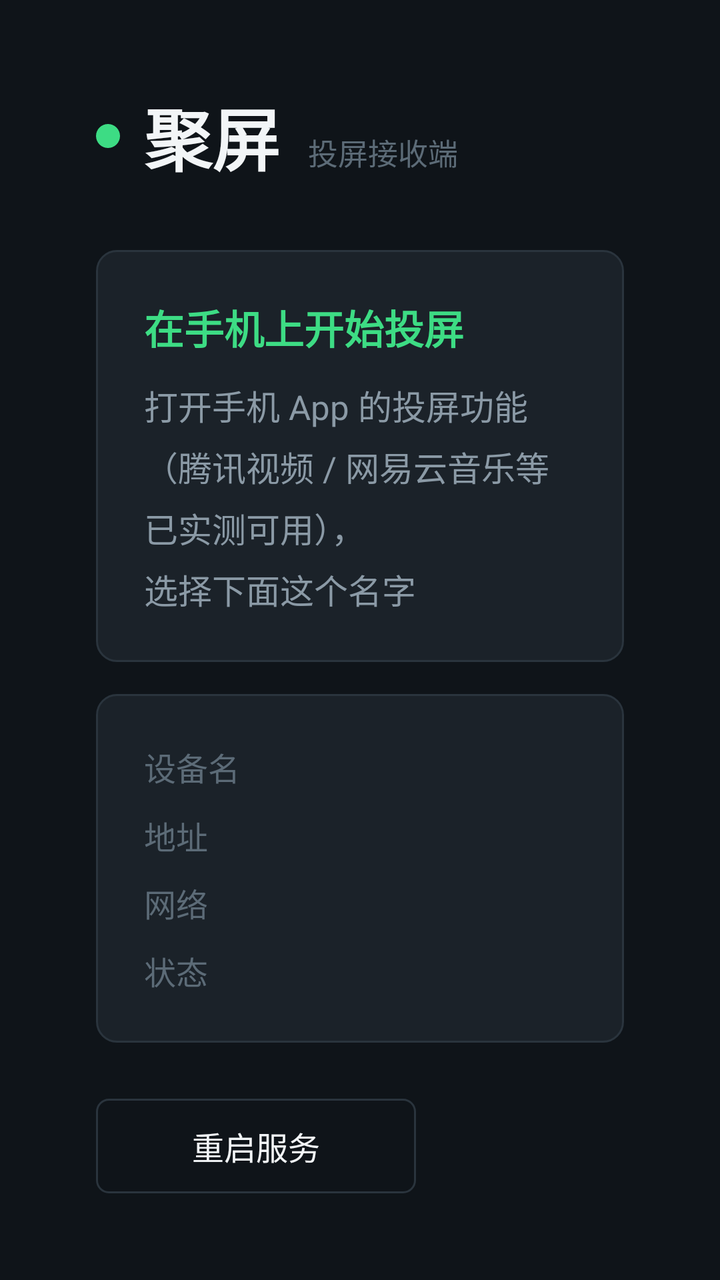
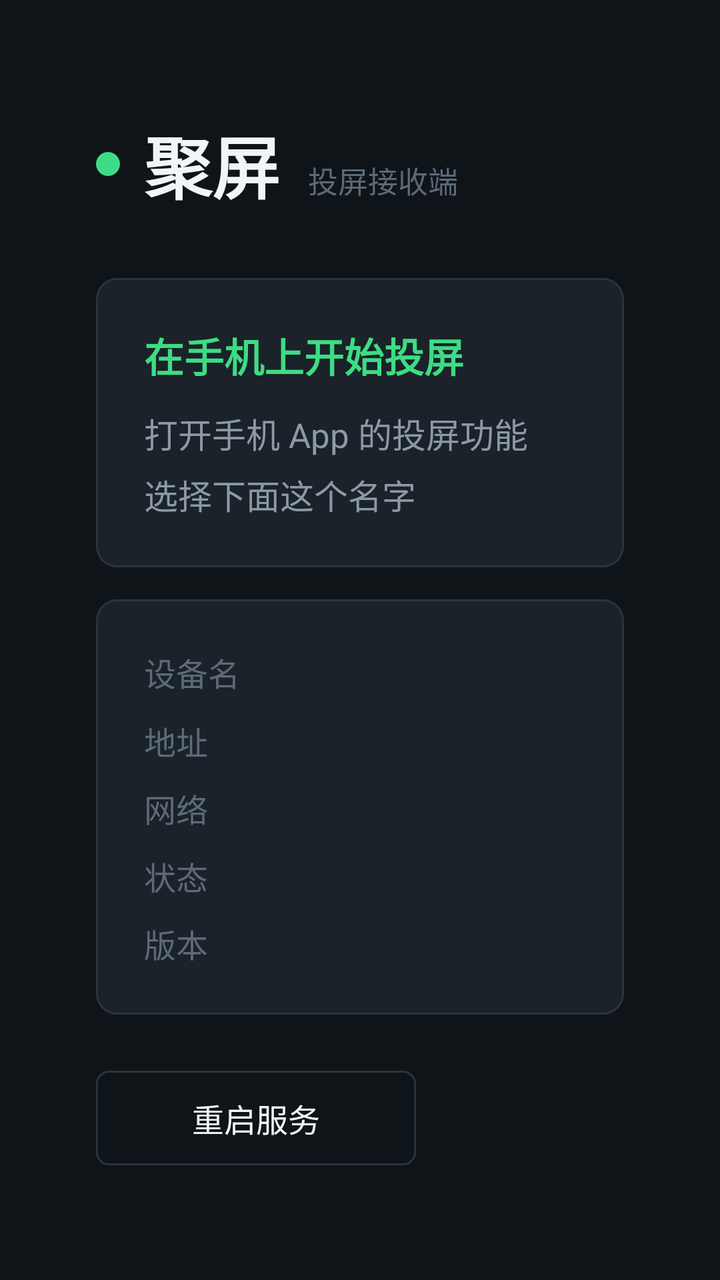

Two renders of the same Android screen: before a commit and after it. Below are the layout's source before the change and the commit's diff.
<!-- AndroidManifest.xml: application theme android:Theme.NoTitleBar.Fullscreen -->
<!-- res/layout/activity_main.xml -->
<?xml version="1.0" encoding="utf-8"?>
<FrameLayout xmlns:android="http://schemas.android.com/apk/res/android"
    android:layout_width="match_parent"
    android:layout_height="match_parent"
    android:background="@color/bg">

    
    <SurfaceView
        android:id="@+id/surface"
        android:layout_width="match_parent"
        android:layout_height="match_parent" />

    
    <LinearLayout
        android:id="@+id/music"
        android:layout_width="match_parent"
        android:layout_height="match_parent"
        android:background="@color/bg"
        android:gravity="center"
        android:orientation="vertical"
        android:paddingLeft="48dp"
        android:paddingRight="48dp"
        android:visibility="gone">

        <ImageView
            android:layout_width="96dp"
            android:layout_height="96dp"
            android:contentDescription="@string/music_title"
            android:src="@drawable/ic_music" />

        <TextView
            android:layout_width="wrap_content"
            android:layout_height="wrap_content"
            android:layout_marginTop="28dp"
            android:text="@string/music_title"
            android:textColor="@color/text_primary"
            android:textSize="34sp"
            android:textStyle="bold" />

        <TextView
            android:id="@+id/music_source"
            android:layout_width="match_parent"
            android:layout_height="wrap_content"
            android:layout_marginTop="14dp"
            android:ellipsize="middle"
            android:gravity="center"
            android:singleLine="true"
            android:textColor="@color/text_secondary"
            android:textSize="17sp" />

        <TextView
            android:id="@+id/music_progress"
            android:layout_width="wrap_content"
            android:layout_height="wrap_content"
            android:layout_marginTop="10dp"
            android:textColor="@color/accent"
            android:textSize="22sp" />

        <TextView
            android:layout_width="wrap_content"
            android:layout_height="wrap_content"
            android:layout_marginTop="26dp"
            android:gravity="center"
            android:lineSpacingExtra="4dp"
            android:text="@string/music_hint"
            android:textColor="@color/text_hint"
            android:textSize="15sp" />
    </LinearLayout>

    
    <ImageView
        android:id="@+id/image"
        android:layout_width="match_parent"
        android:layout_height="match_parent"
        android:background="@color/bg"
        android:contentDescription="@string/image_desc"
        android:scaleType="fitCenter"
        android:visibility="gone" />

    
    <LinearLayout
        android:id="@+id/panel"
        android:layout_width="match_parent"
        android:layout_height="match_parent"
        android:background="@color/bg"
        android:orientation="vertical"
        android:gravity="center_vertical"
        android:paddingLeft="48dp"
        android:paddingRight="48dp"
        android:paddingTop="40dp"
        android:paddingBottom="40dp">

        
        <LinearLayout
            android:layout_width="wrap_content"
            android:layout_height="wrap_content"
            android:orientation="horizontal"
            android:gravity="center_vertical">

            <View
                android:id="@+id/status_dot"
                android:layout_width="12dp"
                android:layout_height="12dp"
                android:background="@drawable/dot_online" />

            <TextView
                android:layout_width="wrap_content"
                android:layout_height="wrap_content"
                android:layout_marginLeft="12dp"
                android:text="@string/app_name"
                android:textColor="@color/text_primary"
                android:textSize="34sp"
                android:textStyle="bold" />

            <TextView
                android:layout_width="wrap_content"
                android:layout_height="wrap_content"
                android:layout_marginLeft="14dp"
                android:layout_marginTop="8dp"
                android:text="@string/app_subtitle"
                android:textColor="@color/text_hint"
                android:textSize="15sp" />
        </LinearLayout>

        
        <LinearLayout
            android:layout_width="match_parent"
            android:layout_height="wrap_content"
            android:layout_marginTop="32dp"
            android:orientation="horizontal"
            android:gravity="center_vertical"
            android:background="@drawable/bg_card"
            android:padding="24dp">

            <LinearLayout
                android:layout_width="0dp"
                android:layout_height="wrap_content"
                android:layout_weight="1"
                android:orientation="vertical">

                <TextView
                    android:layout_width="wrap_content"
                    android:layout_height="wrap_content"
                    android:text="@string/guide_title"
                    android:textColor="@color/accent"
                    android:textSize="20sp"
                    android:textStyle="bold" />

                <TextView
                    android:layout_width="wrap_content"
                    android:layout_height="wrap_content"
                    android:layout_marginTop="12dp"
                    android:lineSpacingExtra="6dp"
                    android:text="@string/guide_body"
                    android:textColor="@color/text_secondary"
                    android:textSize="17sp" />
            </LinearLayout>

            
            <LinearLayout
                android:id="@+id/qr_box"
                android:layout_width="wrap_content"
                android:layout_height="wrap_content"
                android:layout_marginLeft="28dp"
                android:gravity="center_horizontal"
                android:orientation="vertical"
                android:visibility="gone">

                <ImageView
                    android:id="@+id/qr_image"
                    android:layout_width="196dp"
                    android:layout_height="196dp"
                    android:background="@color/qr_bg"
                    android:contentDescription="@string/qr_desc"
                    android:padding="6dp"
                    android:scaleType="fitCenter" />

                <TextView
                    android:layout_width="wrap_content"
                    android:layout_height="wrap_content"
                    android:layout_marginTop="10dp"
                    android:gravity="center"
                    android:lineSpacingExtra="2dp"
                    android:text="@string/qr_hint"
                    android:textColor="@color/text_hint"
                    android:textSize="14sp" />
            </LinearLayout>
        </LinearLayout>

        
        <LinearLayout
            android:layout_width="match_parent"
            android:layout_height="wrap_content"
            android:layout_marginTop="16dp"
            android:orientation="vertical"
            android:background="@drawable/bg_card"
            android:padding="24dp">

            <LinearLayout
                android:layout_width="match_parent"
                android:layout_height="wrap_content"
                android:orientation="horizontal">

                <TextView
                    android:layout_width="96dp"
                    android:layout_height="wrap_content"
                    android:text="@string/label_device"
                    android:textColor="@color/text_hint"
                    android:textSize="16sp" />

                <TextView
                    android:id="@+id/info_device"
                    android:layout_width="0dp"
                    android:layout_height="wrap_content"
                    android:layout_weight="1"
                    android:textColor="@color/text_primary"
                    android:textSize="18sp"
                    android:textStyle="bold" />
            </LinearLayout>

            <LinearLayout
                android:layout_width="match_parent"
                android:layout_height="wrap_content"
                android:layout_marginTop="10dp"
                android:orientation="horizontal">

                <TextView
                    android:layout_width="96dp"
                    android:layout_height="wrap_content"
                    android:text="@string/label_address"
                    android:textColor="@color/text_hint"
                    android:textSize="16sp" />

                <TextView
                    android:id="@+id/info_address"
                    android:layout_width="0dp"
                    android:layout_height="wrap_content"
                    android:layout_weight="1"
                    android:textColor="@color/text_primary"
                    android:textSize="18sp" />
            </LinearLayout>

            <LinearLayout
                android:layout_width="match_parent"
                android:layout_height="wrap_content"
                android:layout_marginTop="10dp"
                android:orientation="horizontal">

                <TextView
                    android:layout_width="96dp"
                    android:layout_height="wrap_content"
                    android:text="@string/label_network"
                    android:textColor="@color/text_hint"
                    android:textSize="16sp" />

                <TextView
                    android:id="@+id/info_network"
                    android:layout_width="0dp"
                    android:layout_height="wrap_content"
                    android:layout_weight="1"
                    android:textColor="@color/text_secondary"
                    android:textSize="16sp" />
            </LinearLayout>

            <LinearLayout
                android:layout_width="match_parent"
                android:layout_height="wrap_content"
                android:layout_marginTop="10dp"
                android:orientation="horizontal">

                <TextView
                    android:layout_width="96dp"
                    android:layout_height="wrap_content"
                    android:text="@string/label_state"
                    android:textColor="@color/text_hint"
                    android:textSize="16sp" />

                <TextView
                    android:id="@+id/info_state"
                    android:layout_width="0dp"
                    android:layout_height="wrap_content"
                    android:layout_weight="1"
                    android:textColor="@color/text_primary"
                    android:textSize="18sp" />
            </LinearLayout>

            <LinearLayout
                android:id="@+id/row_source"
                android:layout_width="match_parent"
                android:layout_height="wrap_content"
                android:layout_marginTop="10dp"
                android:orientation="horizontal"
                android:visibility="gone">

                <TextView
                    android:layout_width="96dp"
                    android:layout_height="wrap_content"
                    android:text="@string/label_source"
                    android:textColor="@color/text_hint"
                    android:textSize="16sp" />

                <TextView
                    android:id="@+id/info_source"
                    android:layout_width="0dp"
                    android:layout_height="wrap_content"
                    android:layout_weight="1"
                    android:ellipsize="middle"
                    android:singleLine="true"
                    android:textColor="@color/text_secondary"
                    android:textSize="15sp" />
            </LinearLayout>
        </LinearLayout>

        
        <LinearLayout
            android:layout_width="wrap_content"
            android:layout_height="wrap_content"
            android:layout_marginTop="28dp"
            android:orientation="horizontal">

            <Button
                android:id="@+id/btn_restart"
                android:layout_width="wrap_content"
                android:layout_height="wrap_content"
                android:background="@drawable/btn_selector"
                android:focusable="true"
                android:minWidth="160dp"
                android:paddingLeft="28dp"
                android:paddingRight="28dp"
                android:paddingTop="12dp"
                android:paddingBottom="12dp"
                android:text="@string/btn_restart"
                android:textColor="@color/text_primary"
                android:textSize="16sp" />
        </LinearLayout>
    </LinearLayout>

    
    <LinearLayout
        android:id="@+id/overlay"
        android:layout_width="match_parent"
        android:layout_height="wrap_content"
        android:layout_gravity="top"
        android:background="@color/overlay"
        android:orientation="horizontal"
        android:paddingLeft="32dp"
        android:paddingRight="32dp"
        android:paddingTop="14dp"
        android:paddingBottom="14dp"
        android:visibility="gone">

        
        <View
            android:id="@+id/overlay_dot"
            android:layout_width="10dp"
            android:layout_height="10dp"
            android:layout_gravity="center_vertical"
            android:background="@drawable/dot_online" />

        <TextView
            android:id="@+id/playing_text"
            android:layout_width="0dp"
            android:layout_height="wrap_content"
            android:layout_marginLeft="12dp"
            android:layout_weight="1"
            android:ellipsize="middle"
            android:singleLine="true"
            android:textColor="@color/text_primary"
            android:textSize="16sp" />
    </LinearLayout>
</FrameLayout>
<!-- resources referenced by this layout -->
<resources>
  <color name="accent">#FF3DDC84</color>
  <color name="bg">#FF0F1419</color>
  <color name="overlay">#B3000000</color>
  <color name="qr_bg">#FFFFFFFF</color>
  <color name="text_hint">#FF5C6B77</color>
  <color name="text_primary">#FFF2F5F7</color>
  <color name="text_secondary">#FF8B9AA6</color>
  <!-- drawable bg_card (drawable) -->
  <?xml version="1.0" encoding="utf-8"?>
  <shape xmlns:android="http://schemas.android.com/apk/res/android"
      android:shape="rectangle">
      <solid android:color="@color/card" />
      <stroke android:width="1dp" android:color="@color/card_border" />
      <corners android:radius="10dp" />
  </shape>
  <!-- drawable btn_selector (drawable) -->
  <?xml version="1.0" encoding="utf-8"?>
  <selector xmlns:android="http://schemas.android.com/apk/res/android">
      <item android:state_focused="true">
          <shape android:shape="rectangle">
              <solid android:color="@color/accent" />
              <corners android:radius="6dp" />
          </shape>
      </item>
      <item android:state_pressed="true">
          <shape android:shape="rectangle">
              <solid android:color="@color/accent_dim" />
              <stroke android:width="1dp" android:color="@color/accent" />
              <corners android:radius="6dp" />
          </shape>
      </item>
      <item>
          <shape android:shape="rectangle">
              <solid android:color="#00000000" />
              <stroke android:width="1dp" android:color="@color/card_border" />
              <corners android:radius="6dp" />
          </shape>
      </item>
  </selector>
  <!-- drawable dot_online (drawable) -->
  <?xml version="1.0" encoding="utf-8"?>
  <shape xmlns:android="http://schemas.android.com/apk/res/android"
      android:shape="oval">
      <solid android:color="@color/accent" />
      <size android:width="10dp" android:height="10dp" />
  </shape>
  <!-- drawable ic_music: png bitmap (drawable-hdpi, 1050 bytes) -->
  <string name="app_name">聚屏</string>
  <string name="app_subtitle">投屏接收端</string>
  <string name="btn_restart">重启服务</string>
  <string name="guide_body">打开手机 App 的投屏功能（腾讯视频 / 网易云音乐等已实测可用），\n选择下面这个名字</string>
  <string name="guide_title">在手机上开始投屏</string>
  <string name="image_desc">正在展示的图片</string>
  <string name="label_address">地址</string>
  <string name="label_device">设备名</string>
  <string name="label_network">网络</string>
  <string name="label_source">片源</string>
  <string name="label_state">状态</string>
  <string name="music_hint">声音正在播放 · 这个片源没有画面</string>
  <string name="music_title">音乐投屏</string>
  <string name="qr_desc">上传页二维码</string>
  <string name="qr_hint">手机扫码\n传文件播放</string>
  <color name="card">#FF1B2229</color>
  <color name="card_border">#FF2A343D</color>
  <color name="accent_dim">#FF16301F</color>
</resources>

<!-- the commit's change to res/layout/activity_main.xml (unified diff, before → after) -->
@@ -282,6 +282,29 @@
                     android:layout_weight="1"
                     android:textColor="@color/text_primary"
                     android:textSize="18sp" />
+            </LinearLayout>
+
+            
+            <LinearLayout
+                android:layout_width="match_parent"
+                android:layout_height="wrap_content"
+                android:layout_marginTop="10dp"
+                android:orientation="horizontal">
+
+                <TextView
+                    android:layout_width="96dp"
+                    android:layout_height="wrap_content"
+                    android:text="@string/label_version"
+                    android:textColor="@color/text_hint"
+                    android:textSize="16sp" />
+
+                <TextView
+                    android:id="@+id/info_version"
+                    android:layout_width="0dp"
+                    android:layout_height="wrap_content"
+                    android:layout_weight="1"
+                    android:textColor="@color/text_secondary"
+                    android:textSize="16sp" />
             </LinearLayout>
 
             <LinearLayout
<!-- resource entries referenced after the edit -->
@@ -50,7 +50,7 @@
   <string name="app_name">聚屏</string>
   <string name="app_subtitle">投屏接收端</string>
   <string name="btn_restart">重启服务</string>
-  <string name="guide_body">打开手机 App 的投屏功能（腾讯视频 / 网易云音乐等已实测可用），\n选择下面这个名字</string>
+  <string name="guide_body">打开手机 App 的投屏功能\n选择下面这个名字</string>
   <string name="guide_title">在手机上开始投屏</string>
   <string name="image_desc">正在展示的图片</string>
   <string name="label_address">地址</string>
@@ -58,6 +58,7 @@
   <string name="label_network">网络</string>
   <string name="label_source">片源</string>
   <string name="label_state">状态</string>
+  <string name="label_version">版本</string>
   <string name="music_hint">声音正在播放 · 这个片源没有画面</string>
   <string name="music_title">音乐投屏</string>
   <string name="qr_desc">上传页二维码</string>
